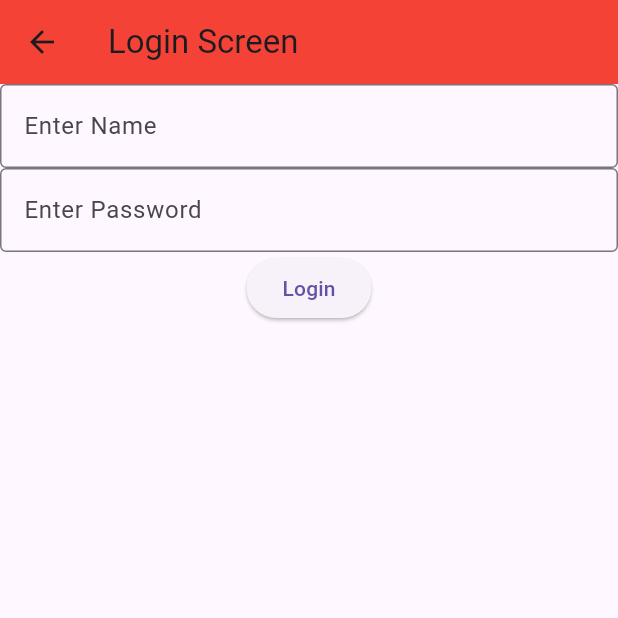
After one commit to kundan7783/Smart-Todo, a Flutter app: the screen it shows after launch, after a tap on "Rohit Login Screen", on a phone screen of 412 x 824 dp, the top half of it. The commit adds this screen. Run offline on Flutter 3.47's test engine with Material 3 defaults, Android fonts, the phone set to English and light mode, and no system bars.

Commit message:
login screen add by rohit

```diff
--- /dev/null
+++ b/lib/Login_Screen.dart
@@ -0,0 +1,39 @@
+import 'package:flutter/material.dart';
+
+class LoginScreen extends StatefulWidget {
+  const LoginScreen({super.key});
+
+  @override
+  State<LoginScreen> createState() => _LoginScreenState();
+}
+
+class _LoginScreenState extends State<LoginScreen> {
+  @override
+  Widget build(BuildContext context) {
+    return Scaffold(
+      appBar: AppBar(
+        title: Text("Login Screen"),
+        backgroundColor: Colors.red,
+      ),
+      body: Column(
+        children: [
+          TextField(
+            decoration: InputDecoration(
+              hintText: "Enter Name",
+              border: OutlineInputBorder()
+            ),
+          ),
+          TextField(
+            decoration: InputDecoration(
+                hintText: "Enter Password",
+                border: OutlineInputBorder()
+            ),
+          ),
+          ElevatedButton(onPressed: () {
+
+          }, child: Text("Login"))
+        ],
+      ),
+    );
+  }
+}
--- a/lib/home_screen.dart
+++ b/lib/home_screen.dart
@@ -1,4 +1,5 @@
 import 'package:flutter/material.dart';
+import 'package:smart_todo/Login_Screen.dart';
 
 class HomeScreen extends StatefulWidget {
   const HomeScreen({super.key});
@@ -14,6 +15,13 @@ class _HomeScreenState extends State<HomeScreen> {
       appBar: AppBar(
         title: Text("Group Collaboration"),
       ),
+      body: Column(
+        children: [
+          ElevatedButton(onPressed: (){
+            Navigator.push(context, MaterialPageRoute(builder: (context) => LoginScreen(),));
+          }, child: Text("Rohit Login Screen"))
+        ],
+      ),
     );
   }
 }
```
